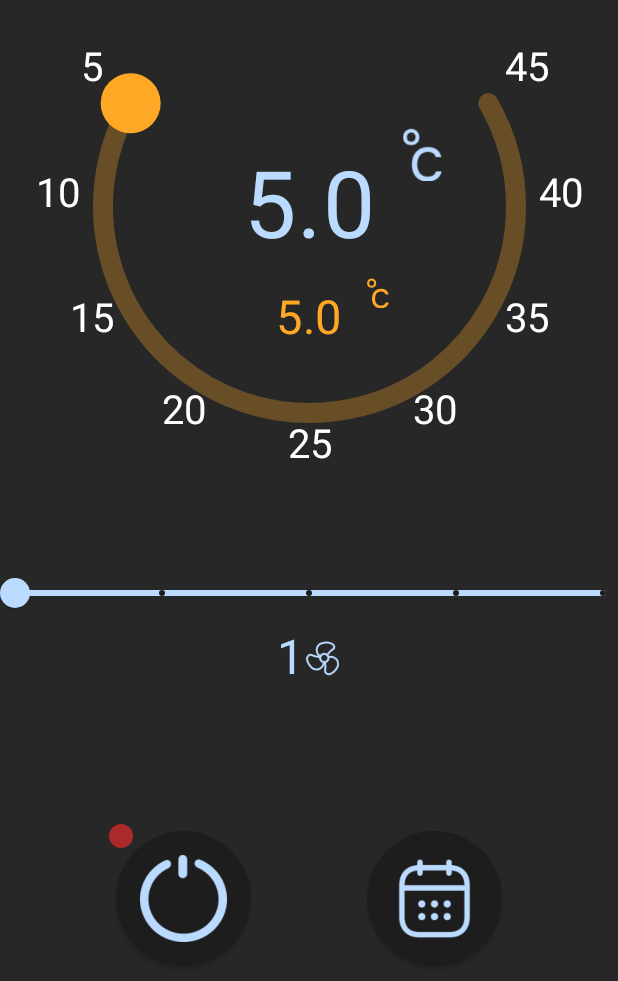
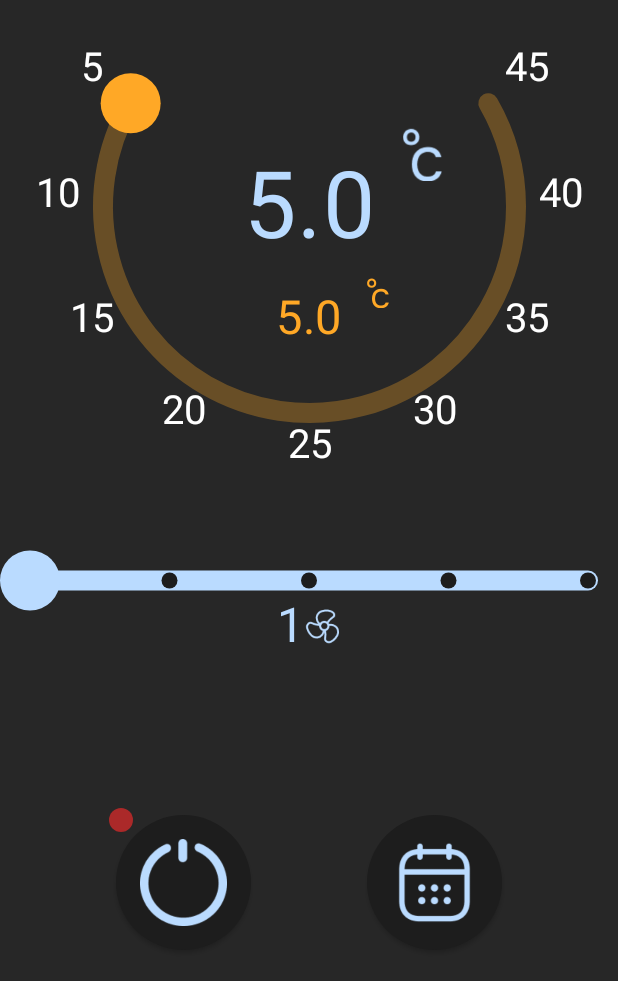
Before and after one commit to VopRos-ZP/CityronCompose, an Android app built with Jetpack Compose: the composable M3TempScreen shown on its own in the app's theme, on a phone screen of 412 x 824 dp. Shown: the top 981 px of the screen. Run offline under Robolectric (Android 15) with nearby library versions, the phone set to English and light mode, and no system bars; our stand-ins replace Dagger/Hilt's generated code; network calls fail.

Commit message:
Изменение поведения FanSlider

```diff
--- a/app/src/main/java/ru/cityron/presentation/components/FanSlider.kt
+++ b/app/src/main/java/ru/cityron/presentation/components/FanSlider.kt
@@ -1,37 +1,119 @@
 package ru.cityron.presentation.components
 
+import androidx.compose.foundation.Canvas
+import androidx.compose.foundation.gestures.detectDragGestures
+import androidx.compose.foundation.gestures.detectTapGestures
+import androidx.compose.foundation.layout.Box
+import androidx.compose.foundation.layout.fillMaxSize
+import androidx.compose.foundation.layout.fillMaxWidth
+import androidx.compose.foundation.layout.height
+import androidx.compose.foundation.layout.padding
 import androidx.compose.material.MaterialTheme
-import androidx.compose.material.Slider
-import androidx.compose.material.SliderDefaults
 import androidx.compose.runtime.Composable
+import androidx.compose.runtime.LaunchedEffect
+import androidx.compose.runtime.getValue
+import androidx.compose.runtime.mutableIntStateOf
+import androidx.compose.runtime.mutableStateOf
+import androidx.compose.runtime.remember
+import androidx.compose.runtime.setValue
 import androidx.compose.ui.Modifier
+import androidx.compose.ui.geometry.Offset
+import androidx.compose.ui.graphics.StrokeCap
+import androidx.compose.ui.input.pointer.PointerInputScope
+import androidx.compose.ui.input.pointer.pointerInput
+import androidx.compose.ui.unit.dp
 import kotlin.math.roundToInt
 
 @Composable
 fun FanSlider(
-    modifier: Modifier = Modifier,
-    fan: Int,
-    onFanChange: (Int) -> Unit,
-    onFanChangeFinished: (Int) -> Unit = {}
+    values: List<Int>,
+    value: Int,
+    onFinishChange: (Int) -> Unit,
+    onValueChange: (Int) -> Unit = {},
 ) {
-    Slider(
-        modifier = modifier,
-        value = fan.toFloat(),
-        onValueChange = {
-            if (it in (it - 0.49f)..<(it + 0.5f))
-            onFanChange(it.roundToInt())
-        },
-        steps = 3,
-        valueRange = 1f..5f,
-        colors = SliderDefaults.colors(
-            inactiveTickColor = MaterialTheme.colors.primary,
-            activeTickColor = MaterialTheme.colors.primary,
-            thumbColor = MaterialTheme.colors.primaryVariant,
-            activeTrackColor = MaterialTheme.colors.primaryVariant,
-            inactiveTrackColor = MaterialTheme.colors.primaryVariant,
-        ),
-        onValueChangeFinished = {
-            onFanChangeFinished(fan)
+    val stepCount = values.size - 1
+    val primary = MaterialTheme.colors.primary
+    val variant = MaterialTheme.colors.primaryVariant
+
+    var positionValue by remember { mutableIntStateOf(value) }
+    var isTap by remember { mutableStateOf(false) }
+    var isDragging by remember { mutableStateOf(false) }
+
+    LaunchedEffect(key1 = value) {
+        positionValue = value
+    }
+    LaunchedEffect(key1 = isDragging, key2 = positionValue) {
+        if (!isDragging && positionValue != value) {
+            onFinishChange(positionValue)
         }
-    )
+    }
+    LaunchedEffect(key1 = isTap, key2 = positionValue) {
+        if (isTap && positionValue != value) {
+            onFinishChange(positionValue)
+        }
+    }
+
+    val calcPositionValueByOffset: PointerInputScope.(Offset) -> Unit = {
+        val stepWidth = size.width / stepCount
+        val newValue = (it.x / stepWidth).roundToInt() + 1
+        positionValue = newValue.coerceIn(values.first(), values.last())
+        onValueChange(positionValue)
+    }
+    Box(
+        modifier = Modifier
+            .fillMaxWidth()
+            .height(10.dp)
+            .padding(horizontal = 20.dp)
+            .pointerInput(Unit) {
+                detectTapGestures {
+                    isTap = false
+                    calcPositionValueByOffset(it)
+                    isTap = true
+                }
+            }
+            .pointerInput(Unit) {
+                detectDragGestures(
+                    onDragStart = { isDragging = true },
+                    onDragEnd = { isDragging = false },
+                    onDrag = { it, _ -> calcPositionValueByOffset(it.position) }
+                )
+            }
+    ) {
+        Canvas(modifier = Modifier.fillMaxSize()) {
+            val strokeWidth = 20f
+            val thumbRadius = 30f
+
+            drawLine(
+                color = variant,
+                start = Offset(x = 0f, y = center.y),
+                end = Offset(x = size.width, y = center.y),
+                strokeWidth = strokeWidth,
+                cap = StrokeCap.Round
+            )
+
+            val stepWidth = size.width / stepCount
+            values.forEachIndexed { index, _ ->
+                drawCircle(
+                    color = primary,
+                    radius = 8f,
+                    center = Offset(index * stepWidth, size.height / 2)
+                )
+            }
+
+            drawCircle(
+                color = variant,
+                radius = thumbRadius,
+                center = Offset(values.indexOf(positionValue) * stepWidth, center.y)
+            )
+            if (isDragging) {
+                drawCircle(
+                    color = variant,
+                    radius = thumbRadius * 2f,
+                    center = Offset(values.indexOf(positionValue) * stepWidth, center.y),
+                    alpha = 0.25f
+                )
+            }
+
+        }
+    }
 }
--- a/app/src/main/java/ru/cityron/presentation/components/Termostat.kt
+++ b/app/src/main/java/ru/cityron/presentation/components/Termostat.kt
@@ -154,9 +154,10 @@ fun Thermostat(
             )
             if (isDragging) {
                 drawCircle(
-                    color = Color(0x40FFA826),
+                    color = secondary,
                     radius = thumbRadius * 2f,
-                    center = Offset(indicatorX, indicatorY)
+                    center = Offset(indicatorX, indicatorY),
+                    alpha = 0.25f
                 )
             }
             // Draw the temperature values
--- a/app/src/main/java/ru/cityron/presentation/screens/m3tabs/M3TabsScreen.kt
+++ b/app/src/main/java/ru/cityron/presentation/screens/m3tabs/M3TabsScreen.kt
@@ -1,12 +1,8 @@
 package ru.cityron.presentation.screens.m3tabs
 
-import android.util.Log
 import androidx.compose.animation.AnimatedContent
-import androidx.compose.animation.AnimatedVisibility
-import androidx.compose.foundation.Canvas
 import androidx.compose.foundation.ExperimentalFoundationApi
 import androidx.compose.foundation.background
-import androidx.compose.foundation.gestures.detectTapGestures
 import androidx.compose.foundation.layout.Arrangement
 import androidx.compose.foundation.layout.Box
 import androidx.compose.foundation.layout.Column
@@ -15,45 +11,32 @@ import androidx.compose.foundation.layout.Row
 import androidx.compose.foundation.layout.Spacer
 import androidx.compose.foundation.layout.fillMaxSize
 import androidx.compose.foundation.layout.fillMaxWidth
-import androidx.compose.foundation.layout.height
 import androidx.compose.foundation.layout.offset
 import androidx.compose.foundation.layout.padding
 import androidx.compose.foundation.layout.size
-import androidx.compose.foundation.layout.width
 import androidx.compose.foundation.pager.HorizontalPager
 import androidx.compose.foundation.pager.rememberPagerState
 import androidx.compose.foundation.shape.RoundedCornerShape
 import androidx.compose.material.Button
 import androidx.compose.material.ButtonDefaults
 import androidx.compose.material.Icon
-import androidx.compose.material.IconButton
 import androidx.compose.material.MaterialTheme
-import androidx.compose.material.Slider
-import androidx.compose.material.SliderDefaults
-import androidx.compose.material.Tab
-import androidx.compose.material.TabRow
 import androidx.compose.material.Text
 import androidx.compose.runtime.Composable
 import androidx.compose.runtime.LaunchedEffect
 import androidx.compose.runtime.collectAsState
 import androidx.compose.runtime.getValue
-import androidx.compose.runtime.mutableFloatStateOf
 import androidx.compose.runtime.mutableIntStateOf
 import androidx.compose.runtime.mutableStateOf
 import androidx.compose.runtime.remember
-import androidx.compose.runtime.rememberCoroutineScope
 import androidx.compose.runtime.setValue
 import androidx.compose.ui.Alignment
 import androidx.compose.ui.Modifier
-import androidx.compose.ui.geometry.Offset
 import androidx.compose.ui.graphics.Color
-import androidx.compose.ui.input.pointer.pointerInput
-import androidx.compose.ui.layout.onSizeChanged
 import androidx.compose.ui.res.painterResource
 import androidx.compose.ui.unit.dp
 import androidx.compose.ui.unit.sp
 import androidx.hilt.navigation.compose.hiltViewModel
-import kotlinx.coroutines.launch
 import ru.cityron.R
 import ru.cityron.domain.utils.Temp
 import ru.cityron.presentation.components.DrawerScaffold
@@ -123,8 +106,7 @@ private fun M3TempScreen(
     val viewModel: M3ViewModel = hiltViewModel()
     val state by viewModel.state.collectAsState()
     if (state != null) {
-        var fan by remember(state) { mutableIntStateOf(state!!.set.fan) }
-        var displayFan by remember(state) { mutableIntStateOf(state!!.set.fan) }
+        var fan by remember { mutableIntStateOf(state!!.set.fan) }
         val statusColor by remember(state) {
             mutableStateOf(
                 when (state!!.set.power == 1) {
@@ -167,15 +149,14 @@ private fun M3TempScreen(
                     tint = MaterialTheme.colors.primaryVariant
                 )
             }
-            Column {
+            Column(
+                verticalArrangement = Arrangement.spacedBy(6.dp)
+            ) {
                 FanSlider(
-                    modifier = Modifier.fillMaxWidth(),
-                    fan = fan,
-                    onFanChange = { fan = it },
-                    onFanChangeFinished = {
-                        displayFan = fan
-                        viewModel.setFan(fan)
-                    }
+                    values = listOf(1, 2, 3, 4, 5),
+                    value = state!!.set.fan,
+                    onValueChange = { fan = it },
+                    onFinishChange = { viewModel.setFan(it) }
                 )
                 Row(
                     modifier = Modifier.fillMaxWidth(),
@@ -183,7 +164,7 @@ private fun M3TempScreen(
                     horizontalArrangement = Arrangement.Center
                 ) {
                     Text(
-                        text = "$displayFan",
+                        text = "$fan",
                         color = MaterialTheme.colors.primaryVariant,
                         fontSize = 32.sp
                     )
```
Also changed, not shown: app/src/main/java/ru/cityron/presentation/screens/editScheduler/EditSchedulerScreen.kt (+4 -5 lines).
